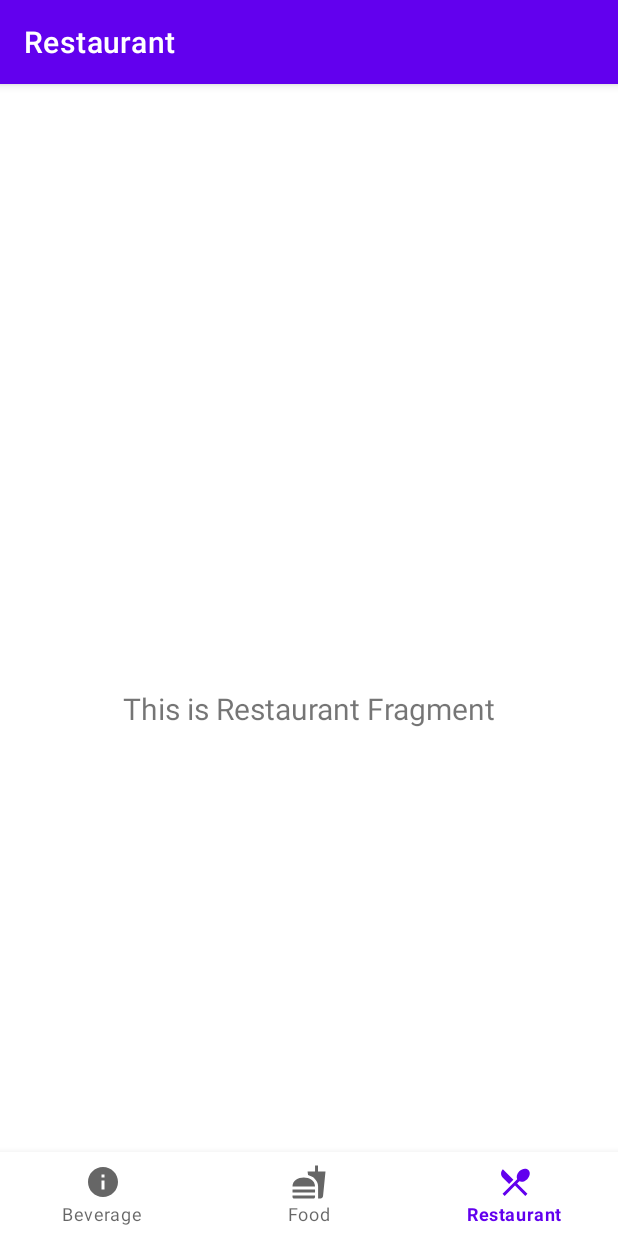
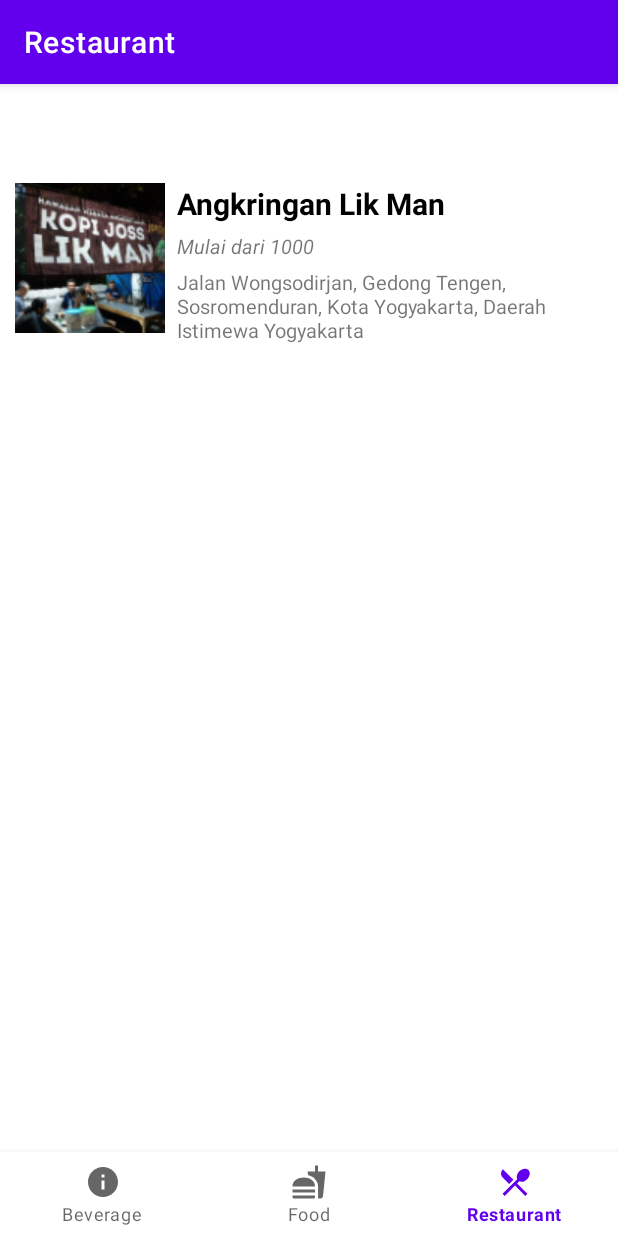
Before and after one commit to christiantonatalio/papb-team2, an Android app: the RestaurantFragment screen opened through its navigation route, on a phone screen of 412 x 824 dp. Run offline under Robolectric (Android 15) with nearby library versions, the phone set to English and light mode, and no system bars; our stand-ins replace navigation-ui.

Commit message:
Restaurant Fragment Fixed

```diff
--- a/app/src/main/java/com/example/foodapp/helper/RestaurantData.kt
+++ b/app/src/main/java/com/example/foodapp/helper/RestaurantData.kt
@@ -1,6 +1,7 @@
 package com.example.foodapp.helper
 
 import com.example.foodapp.R
+import com.example.foodapp.model.Restaurant
 
 object RestaurantData {
     private val names = arrayOf(
@@ -74,4 +75,19 @@ object RestaurantData {
         R.drawable.wedangronde_mbahpaiyem,
         R.drawable.wedangtahu_busukardi
     )
+
+    val listData: ArrayList<Restaurant>
+        get(){
+            val list = arrayListOf<Restaurant>()
+            for (position in names.indices){
+                val restaurant = Restaurant(
+                    names[position],
+                    address[position],
+                    priceRange[position],
+                    image[position]
+                )
+                list.add(restaurant)
+            }
+            return list
+        }
 }
--- a/app/src/main/java/com/example/foodapp/ui/restaurant/RestaurantFragment.kt
+++ b/app/src/main/java/com/example/foodapp/ui/restaurant/RestaurantFragment.kt
@@ -6,39 +6,45 @@ import android.view.View
 import android.view.ViewGroup
 import android.widget.TextView
 import androidx.fragment.app.Fragment
+import androidx.fragment.app.viewModels
 import androidx.lifecycle.Observer
 import androidx.lifecycle.ViewModelProvider
+import androidx.recyclerview.widget.LinearLayoutManager
 import com.example.foodapp.databinding.FragmentRestaurantBinding
+import com.example.foodapp.model.Restaurant
 
 class RestaurantFragment : Fragment() {
 
-    private lateinit var restaurantViewModel: RestaurantViewModel
-    private var _binding: FragmentRestaurantBinding? = null
-
-    // This property is only valid between onCreateView and
-    // onDestroyView.
-    private val binding get() = _binding!!
+    private val restaurantViewModel: RestaurantViewModel by viewModels()
+    private lateinit var binding: FragmentRestaurantBinding
 
     override fun onCreateView(
         inflater: LayoutInflater,
         container: ViewGroup?,
         savedInstanceState: Bundle?
     ): View? {
-        restaurantViewModel =
-            ViewModelProvider(this).get(RestaurantViewModel::class.java)
 
-        _binding = FragmentRestaurantBinding.inflate(inflater, container, false)
-        val root: View = binding.root
-
-        val textView: TextView = binding.textRestaurant
-        restaurantViewModel.text.observe(viewLifecycleOwner, Observer {
-            textView.text = it
-        })
-        return root
+        binding = FragmentRestaurantBinding.inflate(inflater, container, false)
+        return binding.root
     }
 
-    override fun onDestroyView() {
-        super.onDestroyView()
-        _binding = null
+    override fun onViewCreated(view: View, savedInstanceState: Bundle?) {
+        super.onViewCreated(view, savedInstanceState)
+
+        showListRestaurant()
+    }
+
+    private fun showListRestaurant() {
+        restaurantViewModel.getRestaurant()
+        val restaurant = restaurantViewModel.listRestaurant
+
+        showRecycleView(restaurant)
+
+    }
+
+    private fun showRecycleView(restaurant: ArrayList<Restaurant>) {
+        val restaurantAdapter = RestaurantAdapter(restaurant)
+        binding.rvRestaurant.layoutManager = LinearLayoutManager(activity)
+        binding.rvRestaurant.adapter = restaurantAdapter
     }
 }
--- a/app/src/main/java/com/example/foodapp/ui/restaurant/RestaurantViewModel.kt
+++ b/app/src/main/java/com/example/foodapp/ui/restaurant/RestaurantViewModel.kt
@@ -3,11 +3,14 @@ package com.example.foodapp.ui.restaurant
 import androidx.lifecycle.LiveData
 import androidx.lifecycle.MutableLiveData
 import androidx.lifecycle.ViewModel
+import com.example.foodapp.helper.RestaurantData
+import com.example.foodapp.model.Restaurant
 
 class RestaurantViewModel : ViewModel() {
 
-    private val _text = MutableLiveData<String>().apply {
-        value = "This is Restaurant Fragment"
+    var listRestaurant = ArrayList<Restaurant>()
+
+    fun getRestaurant(){
+        listRestaurant = RestaurantData.listData
     }
-    val text: LiveData<String> = _text
 }
--- a/app/src/main/res/layout/fragment_restaurant.xml
+++ b/app/src/main/res/layout/fragment_restaurant.xml
@@ -1,22 +1,23 @@
 <?xml version="1.0" encoding="utf-8"?>
-<androidx.constraintlayout.widget.ConstraintLayout xmlns:android="http://schemas.android.com/apk/res/android"
+<androidx.core.widget.NestedScrollView
+    xmlns:android="http://schemas.android.com/apk/res/android"
     xmlns:app="http://schemas.android.com/apk/res-auto"
     xmlns:tools="http://schemas.android.com/tools"
     android:layout_width="match_parent"
     android:layout_height="match_parent"
     tools:context=".ui.restaurant.RestaurantFragment">
 
-    <TextView
-        android:id="@+id/text_restaurant"
+    <RelativeLayout
         android:layout_width="match_parent"
-        android:layout_height="wrap_content"
-        android:layout_marginStart="8dp"
-        android:layout_marginTop="8dp"
-        android:layout_marginEnd="8dp"
-        android:textAlignment="center"
-        android:textSize="20sp"
-        app:layout_constraintBottom_toBottomOf="parent"
-        app:layout_constraintEnd_toEndOf="parent"
-        app:layout_constraintStart_toStartOf="parent"
-        app:layout_constraintTop_toTopOf="parent" />
-</androidx.constraintlayout.widget.ConstraintLayout>
+        android:layout_height="match_parent"
+        android:orientation="vertical">
+
+        <androidx.recyclerview.widget.RecyclerView
+            android:id="@+id/rv_restaurant"
+            android:layout_width="match_parent"
+            android:layout_height="match_parent"
+            tools:listitem="@layout/item_restaurant"/>
+
+    </RelativeLayout>
+
+</androidx.core.widget.NestedScrollView>
```
